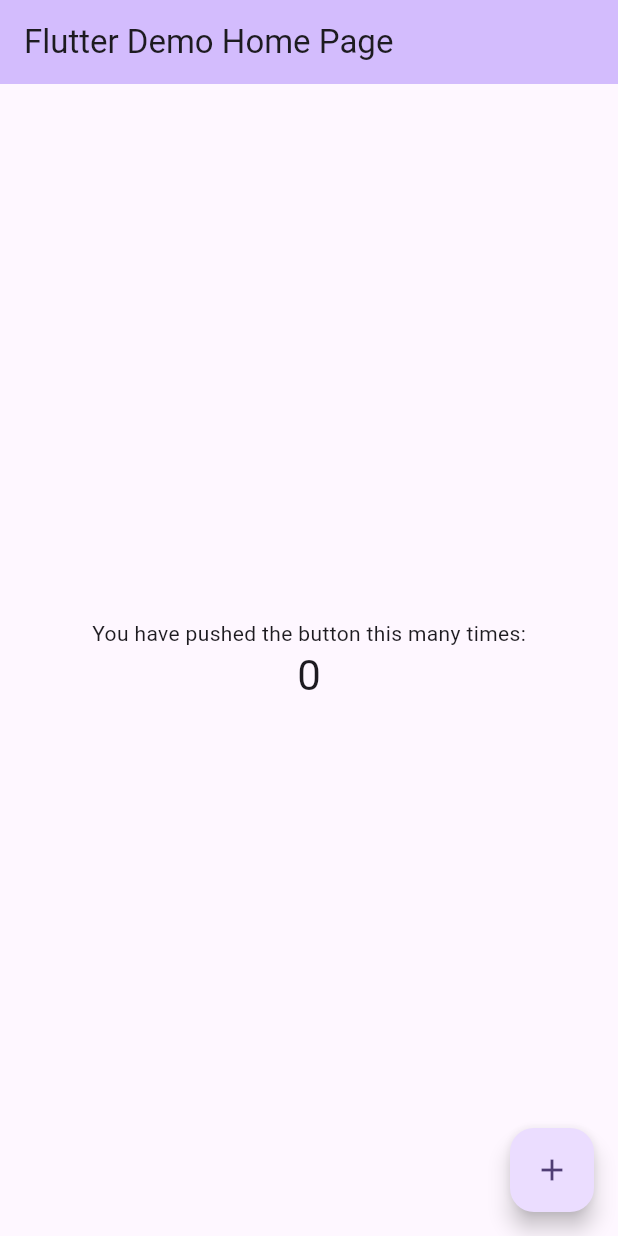
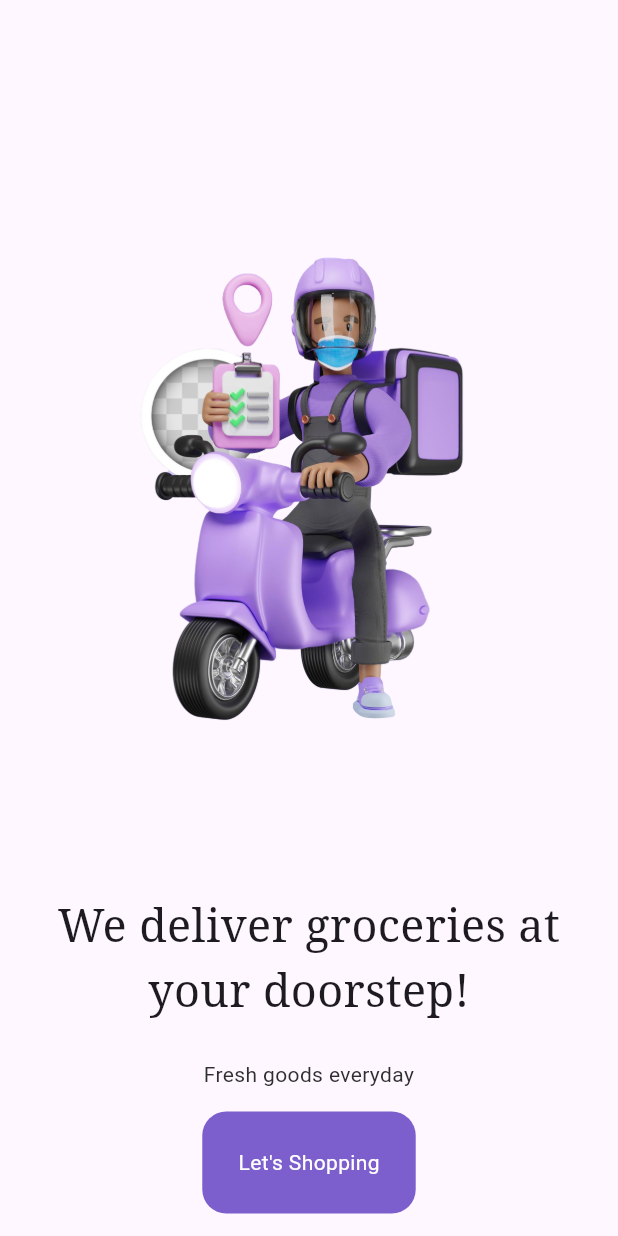
Before and after one commit to himeshapathirana/shopapp, a Flutter app: the screen it shows after launch, on a phone screen of 412 x 824 dp. Run offline on Flutter 3.47's test engine with Material 3 defaults, Android fonts, the phone set to English and light mode, and no system bars; our stand-ins replace google_fonts.

Commit message:
intropage

```diff
--- a/lib/main.dart
+++ b/lib/main.dart
@@ -1,4 +1,5 @@
 import 'package:flutter/material.dart';
+import 'package:shopapp/pages/intropage.dart';
 
 void main() {
   runApp(const MyApp());
@@ -10,116 +11,9 @@ class MyApp extends StatelessWidget {
   // This widget is the root of your application.
   @override
   Widget build(BuildContext context) {
-    return MaterialApp(
-      title: 'Flutter Demo',
-      theme: ThemeData(
-        // This is the theme of your application.
-        //
-        // TRY THIS: Try running your application with "flutter run". You'll see
-        // the application has a purple toolbar. Then, without quitting the app,
-        // try changing the seedColor in the colorScheme below to Colors.green
-        // and then invoke "hot reload" (save your changes or press the "hot
-        // reload" button in a Flutter-supported IDE, or press "r" if you used
-        // the command line to start the app).
-        //
-        // Notice that the counter didn't reset back to zero; the application
-        // state is not lost during the reload. To reset the state, use hot
-        // restart instead.
-        //
-        // This works for code too, not just values: Most code changes can be
-        // tested with just a hot reload.
-        colorScheme: ColorScheme.fromSeed(seedColor: Colors.deepPurple),
-        useMaterial3: true,
-      ),
-      home: const MyHomePage(title: 'Flutter Demo Home Page'),
+    return const MaterialApp(
+      debugShowCheckedModeBanner: false,
+      home: IntroPage(),
     );
   }
 }
-
-class MyHomePage extends StatefulWidget {
-  const MyHomePage({super.key, required this.title});
-
-  // This widget is the home page of your application. It is stateful, meaning
-  // that it has a State object (defined below) that contains fields that affect
-  // how it looks.
-
-  // This class is the configuration for the state. It holds the values (in this
-  // case the title) provided by the parent (in this case the App widget) and
-  // used by the build method of the State. Fields in a Widget subclass are
-  // always marked "final".
-
-  final String title;
-
-  @override
-  State<MyHomePage> createState() => _MyHomePageState();
-}
-
-class _MyHomePageState extends State<MyHomePage> {
-  int _counter = 0;
-
-  void _incrementCounter() {
-    setState(() {
-      // This call to setState tells the Flutter framework that something has
-      // changed in this State, which causes it to rerun the build method below
-      // so that the display can reflect the updated values. If we changed
-      // _counter without calling setState(), then the build method would not be
-      // called again, and so nothing would appear to happen.
-      _counter++;
-    });
-  }
-
-  @override
-  Widget build(BuildContext context) {
-    // This method is rerun every time setState is called, for instance as done
-    // by the _incrementCounter method above.
-    //
-    // The Flutter framework has been optimized to make rerunning build methods
-    // fast, so that you can just rebuild anything that needs updating rather
-    // than having to individually change instances of widgets.
-    return Scaffold(
-      appBar: AppBar(
-        // TRY THIS: Try changing the color here to a specific color (to
-        // Colors.amber, perhaps?) and trigger a hot reload to see the AppBar
-        // change color while the other colors stay the same.
-        backgroundColor: Theme.of(context).colorScheme.inversePrimary,
-        // Here we take the value from the MyHomePage object that was created by
-        // the App.build method, and use it to set our appbar title.
-        title: Text(widget.title),
-      ),
-      body: Center(
-        // Center is a layout widget. It takes a single child and positions it
-        // in the middle of the parent.
-        child: Column(
-          // Column is also a layout widget. It takes a list of children and
-          // arranges them vertically. By default, it sizes itself to fit its
-          // children horizontally, and tries to be as tall as its parent.
-          //
-          // Column has various properties to control how it sizes itself and
-          // how it positions its children. Here we use mainAxisAlignment to
-          // center the children vertically; the main axis here is the vertical
-          // axis because Columns are vertical (the cross axis would be
-          // horizontal).
-          //
-          // TRY THIS: Invoke "debug painting" (choose the "Toggle Debug Paint"
-          // action in the IDE, or press "p" in the console), to see the
-          // wireframe for each widget.
-          mainAxisAlignment: MainAxisAlignment.center,
-          children: <Widget>[
-            const Text(
-              'You have pushed the button this many times:',
-            ),
-            Text(
-              '$_counter',
-              style: Theme.of(context).textTheme.headlineMedium,
-            ),
-          ],
-        ),
-      ),
-      floatingActionButton: FloatingActionButton(
-        onPressed: _incrementCounter,
-        tooltip: 'Increment',
-        child: const Icon(Icons.add),
-      ), // This trailing comma makes auto-formatting nicer for build methods.
-    );
-  }
-}
--- /dev/null
+++ b/lib/pages/Homepage.dart
@@ -0,0 +1,15 @@
+import 'package:flutter/material.dart';
+
+class HomePage extends StatefulWidget {
+  const HomePage({super.key});
+
+  @override
+  State<HomePage> createState() => _HomePageState();
+}
+
+class _HomePageState extends State<HomePage> {
+  @override
+  Widget build(BuildContext context) {
+    return Scaffold();
+  }
+}
--- /dev/null
+++ b/lib/pages/intropage.dart
@@ -0,0 +1,69 @@
+import 'package:flutter/material.dart';
+import 'package:google_fonts/google_fonts.dart';
+import 'package:shopapp/pages/Homepage.dart';
+
+class IntroPage extends StatelessWidget {
+  const IntroPage({super.key});
+
+  @override
+  Widget build(BuildContext context) {
+    return Scaffold(
+      body: Column(
+        children: [
+          Padding(
+            padding: const EdgeInsets.only(
+              left: 40.0,
+              right: 40.0,
+              bottom: 80.0,
+              top: 160,
+            ),
+            child: Image.asset('lib/images/d.png'),
+          ),
+          //text add
+          Padding(
+            padding: const EdgeInsets.all(24.0),
+            child: Text(
+              'We deliver groceries at your doorstep!',
+              textAlign: TextAlign.center,
+              style: GoogleFonts.notoSerif(
+                fontSize: 30,
+              ),
+            ),
+          ),
+          const Text(
+            "Fresh goods everyday",
+            style: TextStyle(
+                color: Color.fromARGB(
+              255,
+              46,
+              46,
+              46,
+            )),
+            textAlign: TextAlign.center,
+          ),
+          const Spacer(),
+
+          GestureDetector(
+            onTap: () => Navigator.pushReplacement(context, MaterialPageRoute(
+              builder: (context) {
+                return const HomePage();
+              },
+            )),
+            child: Container(
+              decoration: BoxDecoration(
+                color: const Color.fromARGB(255, 124, 94, 204),
+                borderRadius: BorderRadius.circular(16),
+              ),
+              padding: const EdgeInsets.all(24),
+              child: const Text(
+                "Let's Shopping",
+                style: TextStyle(color: Colors.white),
+              ),
+            ),
+          ),
+          const Spacer(),
+        ],
+      ),
+    );
+  }
+}
--- a/pubspec.yaml
+++ b/pubspec.yaml
@@ -35,6 +35,7 @@ dependencies:
   # The following adds the Cupertino Icons font to your application.
   # Use with the CupertinoIcons class for iOS style icons.
   cupertino_icons: ^1.0.8
+  google_fonts: ^6.2.1
 
 dev_dependencies:
   flutter_test:
@@ -59,8 +60,9 @@ flutter:
   uses-material-design: true
 
   # To add assets to your application, add an assets section, like this:
-  # assets:
-  #   - images/a_dot_burr.jpeg
+  assets:
+    - lib/images/
+
   #   - images/a_dot_ham.jpeg
 
   # An image asset can refer to one or more resolution-specific "variants", see
```
Also changed, not shown: lib/images/d.png (added), lib/images/delivary.jpg (added), lib/images/delivery2.jpg (added), lib/images/tomatoes.jpg (added), pubspec.lock, 6 other files.
